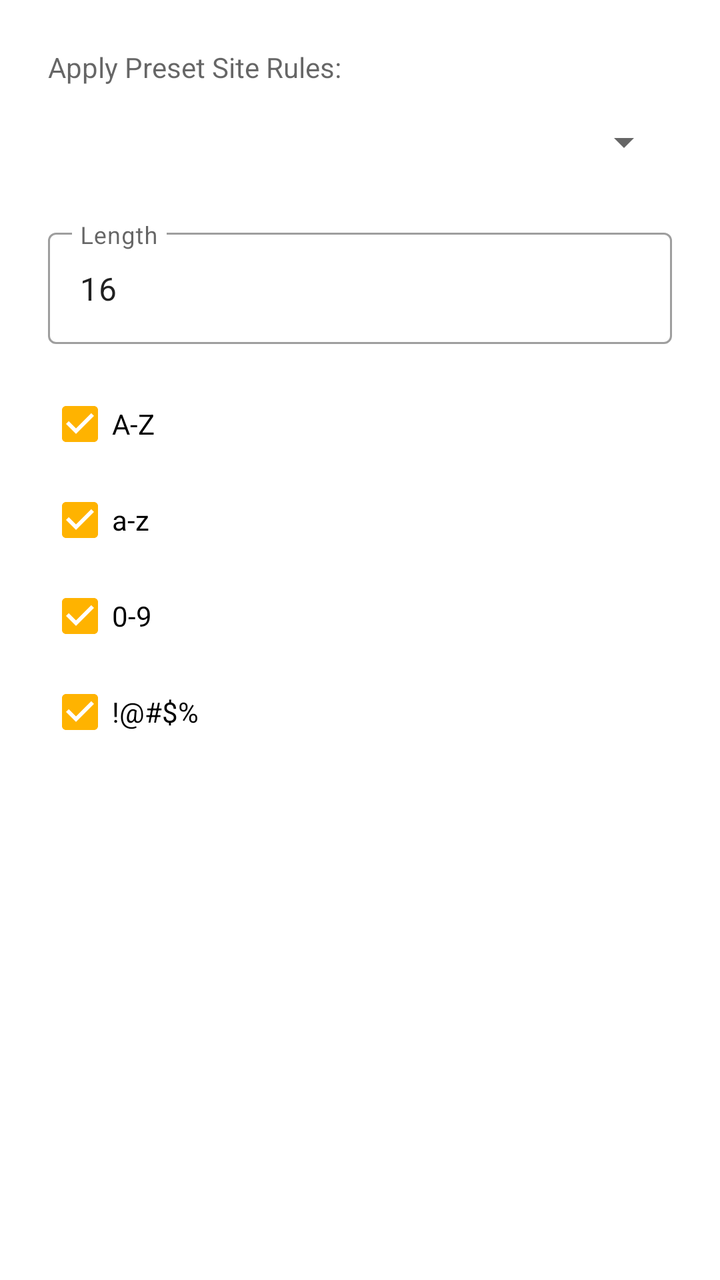
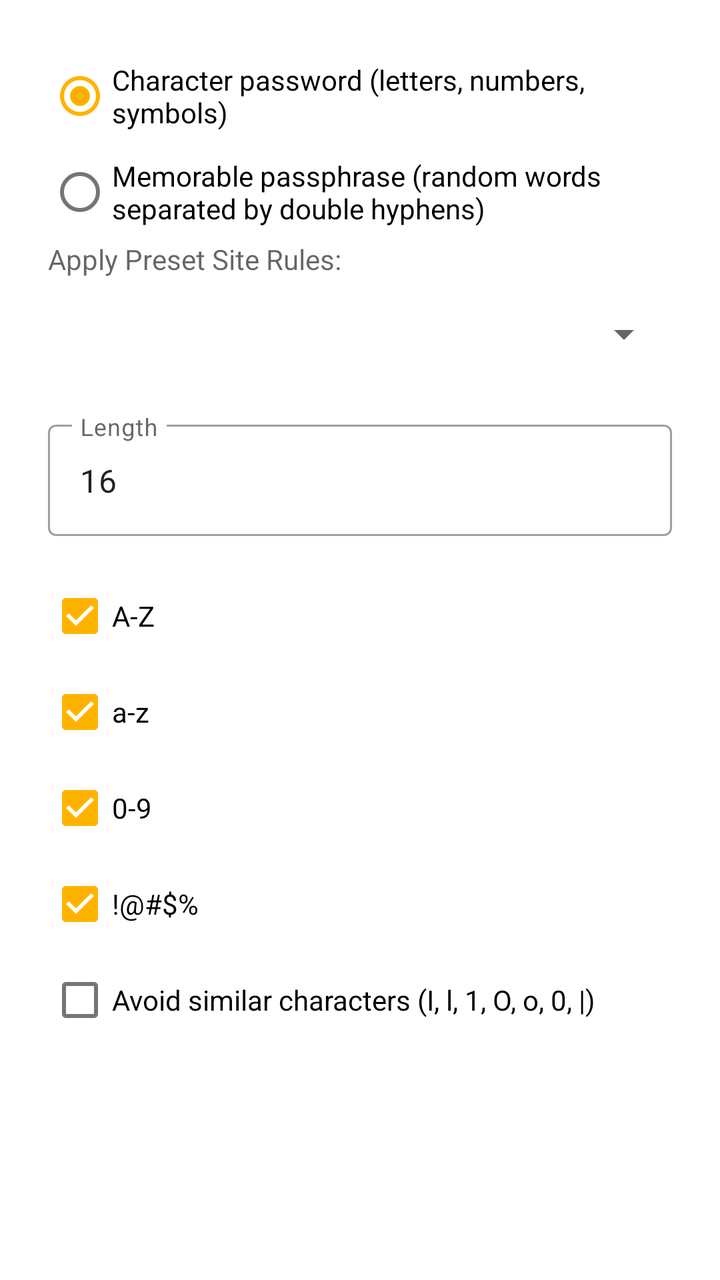

Two renders of the same Android screen: before a commit and after it. Below are the layout's source before the change and the commit's diff.
<!-- AndroidManifest.xml: application theme Theme.SecurePass -->
<!-- res/layout/dialog_password_generator.xml -->
<?xml version="1.0" encoding="utf-8"?>
<LinearLayout xmlns:android="http://schemas.android.com/apk/res/android"
    android:layout_width="match_parent"
    android:layout_height="wrap_content"
    android:orientation="vertical"
    android:padding="24dp">

    <TextView
        android:layout_width="wrap_content"
        android:layout_height="wrap_content"
        android:text="Apply Preset Site Rules:"
        android:textSize="14sp"
        android:textColor="?android:attr/textColorSecondary"
        android:layout_marginBottom="4dp"/>

    <Spinner
        android:id="@+id/spinnerPresets"
        android:layout_width="match_parent"
        android:layout_height="wrap_content"
        android:minHeight="48dp"
        android:layout_marginBottom="16dp"/>

    <com.google.android.material.textfield.TextInputLayout
        android:layout_width="match_parent"
        android:layout_height="wrap_content"
        android:hint="Length"
        style="@style/Widget.MaterialComponents.TextInputLayout.OutlinedBox">

        <com.google.android.material.textfield.TextInputEditText
            android:id="@+id/etLength"
            android:layout_width="match_parent"
            android:layout_height="wrap_content"
            android:inputType="number"
            android:text="16"/>
    </com.google.android.material.textfield.TextInputLayout>

    <CheckBox
        android:id="@+id/cbUpper"
        android:layout_width="wrap_content"
        android:layout_height="wrap_content"
        android:text="A-Z"
        android:checked="true"
        android:layout_marginTop="16dp"/>

    <CheckBox
        android:id="@+id/cbLower"
        android:layout_width="wrap_content"
        android:layout_height="wrap_content"
        android:text="a-z"
        android:checked="true"/>

    <CheckBox
        android:id="@+id/cbDigits"
        android:layout_width="wrap_content"
        android:layout_height="wrap_content"
        android:text="0-9"
        android:checked="true"/>

    <CheckBox
        android:id="@+id/cbSymbols"
        android:layout_width="wrap_content"
        android:layout_height="wrap_content"
        android:text="!@#$%"
        android:checked="true"/>
</LinearLayout>
<!-- resources referenced by this layout -->
<resources>
  <style name="Theme.SecurePass" parent="Theme.MaterialComponents.DayNight.NoActionBar">
          
          <item name="colorPrimary">@color/palette_teal_primary</item>
          <item name="colorOnPrimary">@color/white</item>
          
          <item name="colorSecondary">#FFB300</item>
          <item name="colorOnSecondary">#000000</item>
          
          <item name="android:statusBarColor">@color/palette_teal_variant</item>
          
          <item name="android:windowBackground">?android:attr/colorBackground</item>
      </style>
  <color name="palette_teal_primary">#00897B</color>
  <color name="white">#FFFFFFFF</color>
  <color name="palette_teal_variant">#00695C</color>
</resources>

<!-- the commit's change to res/layout/dialog_password_generator.xml (unified diff, before → after) -->
@@ -1,65 +1,137 @@
 <?xml version="1.0" encoding="utf-8"?>
 <LinearLayout xmlns:android="http://schemas.android.com/apk/res/android"
+    xmlns:tools="http://schemas.android.com/tools"
     android:layout_width="match_parent"
     android:layout_height="wrap_content"
     android:orientation="vertical"
     android:padding="24dp">
 
-    <TextView
-        android:layout_width="wrap_content"
-        android:layout_height="wrap_content"
-        android:text="Apply Preset Site Rules:"
-        android:textSize="14sp"
-        android:textColor="?android:attr/textColorSecondary"
-        android:layout_marginBottom="4dp"/>
-
-    <Spinner
-        android:id="@+id/spinnerPresets"
+    <RadioGroup
+        android:id="@+id/generatorMode"
         android:layout_width="match_parent"
         android:layout_height="wrap_content"
-        android:minHeight="48dp"
-        android:layout_marginBottom="16dp"/>
+        android:orientation="vertical">
 
-    <com.google.android.material.textfield.TextInputLayout
+        <RadioButton
+            android:id="@+id/radioCharacterPassword"
+            android:layout_width="match_parent"
+            android:layout_height="wrap_content"
+            android:checked="true"
+            android:text="@string/password_generator_mode_characters" />
+
+        <RadioButton
+            android:id="@+id/radioPassphrase"
+            android:layout_width="match_parent"
+            android:layout_height="wrap_content"
+            android:text="@string/password_generator_mode_passphrase" />
+    </RadioGroup>
+
+    <LinearLayout
+        android:id="@+id/characterOptions"
         android:layout_width="match_parent"
         android:layout_height="wrap_content"
-        android:hint="Length"
-        style="@style/Widget.MaterialComponents.TextInputLayout.OutlinedBox">
+        android:orientation="vertical">
 
-        <com.google.android.material.textfield.TextInputEditText
-            android:id="@+id/etLength"
+        <TextView
+            android:layout_width="wrap_content"
+            android:layout_height="wrap_content"
+            android:layout_marginBottom="4dp"
+            android:text="@string/password_generator_preset_rules"
+            android:textColor="?android:attr/textColorSecondary"
+            android:textSize="14sp" />
+
+        <Spinner
+            android:id="@+id/spinnerPresets"
             android:layout_width="match_parent"
             android:layout_height="wrap_content"
-            android:inputType="number"
-            android:text="16"/>
-    </com.google.android.material.textfield.TextInputLayout>
+            android:layout_marginBottom="16dp"
+            android:minHeight="48dp" />
 
-    <CheckBox
-        android:id="@+id/cbUpper"
-        android:layout_width="wrap_content"
+        <com.google.android.material.textfield.TextInputLayout
+            style="@style/Widget.MaterialComponents.TextInputLayout.OutlinedBox"
+            android:layout_width="match_parent"
+            android:layout_height="wrap_content"
+            android:hint="@string/password_generator_length">
+
+            <com.google.android.material.textfield.TextInputEditText
+                android:id="@+id/etLength"
+                android:layout_width="match_parent"
+                android:layout_height="wrap_content"
+                android:inputType="number"
+                android:text="16"
+                tools:ignore="HardcodedText" />
+        </com.google.android.material.textfield.TextInputLayout>
+
+        <CheckBox
+            android:id="@+id/cbUpper"
+            android:layout_width="wrap_content"
+            android:layout_height="wrap_content"
+            android:layout_marginTop="16dp"
+            android:checked="true"
+            android:text="@string/password_generator_upper" />
+
+        <CheckBox
+            android:id="@+id/cbLower"
+            android:layout_width="wrap_content"
+            android:layout_height="wrap_content"
+            android:checked="true"
+            android:text="@string/password_generator_lower" />
+
+        <CheckBox
+            android:id="@+id/cbDigits"
+            android:layout_width="wrap_content"
+            android:layout_height="wrap_content"
+            android:checked="true"
+            android:text="@string/password_generator_digits" />
+
+        <CheckBox
+            android:id="@+id/cbSymbols"
+            android:layout_width="wrap_content"
+            android:layout_height="wrap_content"
+            android:checked="true"
+            android:text="@string/password_generator_symbols" />
+
+        <CheckBox
+            android:id="@+id/cbAvoidConfusable"
+            android:layout_width="wrap_content"
+            android:layout_height="wrap_content"
+            android:text="@string/password_generator_avoid_confusable" />
+    </LinearLayout>
+
+    <LinearLayout
+        android:id="@+id/passphraseOptions"
+        android:layout_width="match_parent"
         android:layout_height="wrap_content"
-        android:text="A-Z"
-        android:checked="true"
-        android:layout_marginTop="16dp"/>
+        android:orientation="vertical"
+        android:visibility="gone">
 
-    <CheckBox
-        android:id="@+id/cbLower"
-        android:layout_width="wrap_content"
-        android:layout_height="wrap_content"
-        android:text="a-z"
-        android:checked="true"/>
+        <com.google.android.material.textfield.TextInputLayout
+            style="@style/Widget.MaterialComponents.TextInputLayout.OutlinedBox"
+            android:layout_width="match_parent"
+            android:layout_height="wrap_content"
+            android:hint="@string/password_generator_word_count">
 
-    <CheckBox
-        android:id="@+id/cbDigits"
-        android:layout_width="wrap_content"
-        android:layout_height="wrap_content"
-        android:text="0-9"
-        android:checked="true"/>
+            <com.google.android.material.textfield.TextInputEditText
+                android:id="@+id/etWordCount"
+                android:layout_width="match_parent"
+                android:layout_height="wrap_content"
+                android:inputType="number"
+                android:text="6"
+                tools:ignore="HardcodedText" />
+        </com.google.android.material.textfield.TextInputLayout>
 
-    <CheckBox
-        android:id="@+id/cbSymbols"
-        android:layout_width="wrap_content"
-        android:layout_height="wrap_content"
-        android:text="!@#$%"
-        android:checked="true"/>
+        <TextView
+            android:layout_width="match_parent"
+            android:layout_height="wrap_content"
+            android:layout_marginTop="8dp"
+            android:text="@string/password_generator_passphrase_help"
+            android:textColor="?android:attr/textColorSecondary" />
+
+        <TextView
+            android:layout_width="match_parent"
+            android:layout_height="wrap_content"
+            android:layout_marginTop="4dp"
+            android:text="@string/password_generator_word_list_attribution"
+            android:textColor="?android:attr/textColorSecondary" />
+    </LinearLayout>
 </LinearLayout>
<!-- resource entries referenced after the edit -->
@@ -1,5 +1,17 @@
 <!-- resources referenced by this layout -->
 <resources>
+  <string name="password_generator_avoid_confusable">Avoid similar characters (I, l, 1, O, o, 0, |)</string>
+  <string name="password_generator_digits">0-9</string>
+  <string name="password_generator_length">Length</string>
+  <string name="password_generator_lower">a-z</string>
+  <string name="password_generator_mode_characters">Character password (letters, numbers, symbols)</string>
+  <string name="password_generator_mode_passphrase">Memorable passphrase (random words separated by double hyphens)</string>
+  <string name="password_generator_passphrase_help">Six words are selected by default from the offline word list. More words add more possible combinations.</string>
+  <string name="password_generator_preset_rules">Apply Preset Site Rules:</string>
+  <string name="password_generator_symbols">!@#$%</string>
+  <string name="password_generator_upper">A-Z</string>
+  <string name="password_generator_word_count">Word count (6–12)</string>
+  <string name="password_generator_word_list_attribution">Word list: EFF’s Long Wordlist (eff.org/dice), CC BY 4.0. Attribution and license notice included.</string>
   <style name="Theme.SecurePass" parent="Theme.MaterialComponents.DayNight.NoActionBar">
           
           <item name="colorPrimary">@color/palette_teal_primary</item>
